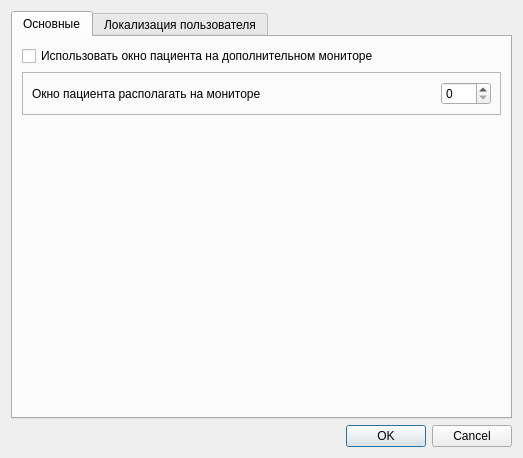
The window that aanalysersettings.ui (grigp/a-analyser) describes before a commit, drawn with Qt 5.
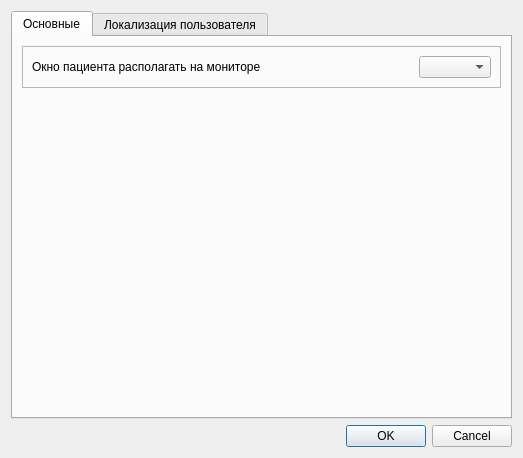
The same window after the commit. Icons and pictures are not drawn.

Commit message: Управление положением окна пациента на нужном мониторе. Доделано

The edit to the form file:
```diff
--- a/aanalysersettings.ui
+++ b/aanalysersettings.ui
@@ -24,13 +24,6 @@
        <string>Основные</string>
       </attribute>
       <layout class="QVBoxLayout" name="verticalLayout_4">
-       <item>
-        <widget class="QCheckBox" name="cbUsePatientWindow">
-         <property name="text">
-          <string>Использовать окно пациента на дополнительном мониторе</string>
-         </property>
-        </widget>
-       </item>
        <item>
         <widget class="QFrame" name="frame">
          <property name="frameShape">
@@ -48,19 +41,13 @@
            </widget>
           </item>
           <item>
-           <widget class="QSpinBox" name="edPatientWindowNumber">
+           <widget class="QComboBox" name="cbPatientWindowNumber">
             <property name="sizePolicy">
              <sizepolicy hsizetype="Fixed" vsizetype="Fixed">
               <horstretch>0</horstretch>
               <verstretch>0</verstretch>
              </sizepolicy>
             </property>
-            <property name="minimumSize">
-             <size>
-              <width>50</width>
-              <height>0</height>
-             </size>
-            </property>
            </widget>
           </item>
          </layout>
```
The commit also changes 6 other files.
